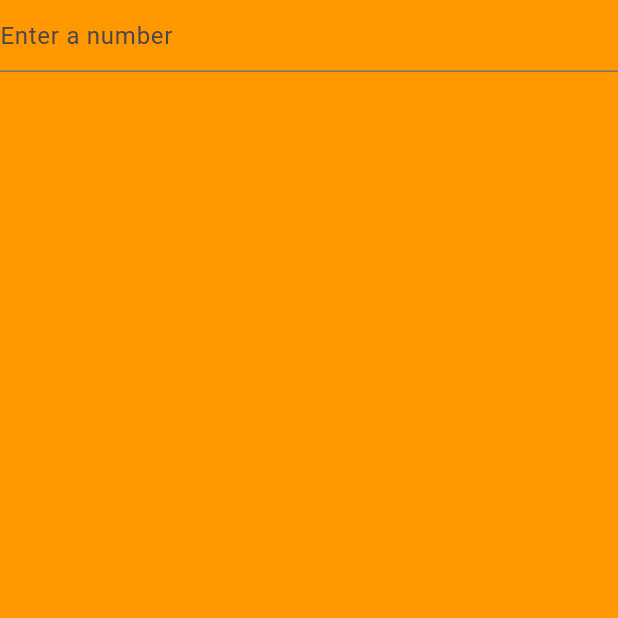
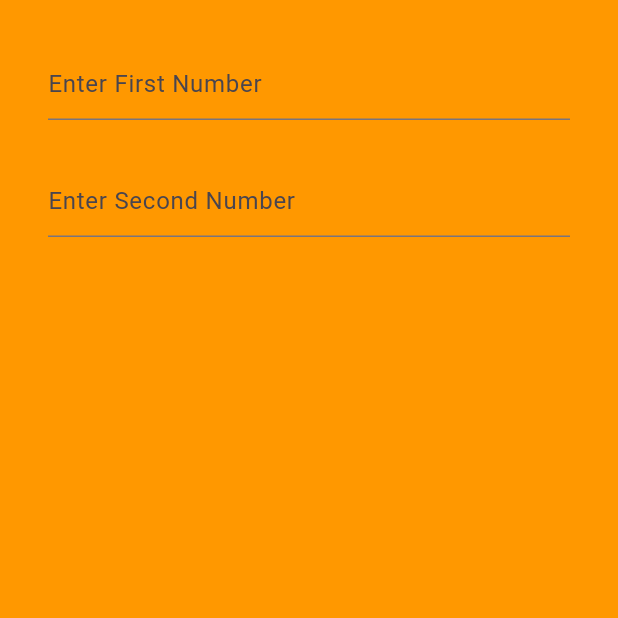
Before and after one commit to naikkajal/basic-calculator, a Flutter app: the screen it shows after launch, on a phone screen of 412 x 824 dp, the top half of it. Run offline on Flutter 3.47's test engine with Material 3 defaults, Android fonts, the phone set to English and light mode, and no system bars.

```diff
--- a/lib/calculator_view.dart
+++ b/lib/calculator_view.dart
@@ -1,25 +1,39 @@
 import 'package:flutter/material.dart';
 
 class CalculatorView extends StatelessWidget {
-  const CalculatorView({super.key});
+  const CalculatorView({Key? key}) : super(key: key);
 
   @override
   Widget build(BuildContext context) {
-    return const Column(
-      children:[
-         TextField(
+    return Padding(
+      padding: EdgeInsets.symmetric(vertical: 32.0, horizontal: 32.0),
+      child: Column(
+        children: [
+          Display1(hint: "Enter First Number"),
+          SizedBox(height: 30,),
+          Display1(hint: "Enter Second Number"),
+        ],
+      ),
+    );
+  }
+}
+
+class Display1 extends StatelessWidget {
+  final String hint;
+
+  const Display1({Key? key, required this.hint}) : super(key: key);
+
+  @override
+  Widget build(BuildContext context) {
+    return TextField(
       decoration: InputDecoration(
         focusedBorder: OutlineInputBorder(
           borderSide: BorderSide(
-                  color: Colors.white
+            color: Colors.black,
           ),
         ),
-              hintText: "Enter a number"
+        hintText: hint, // Use the custom hint text passed to the widget
       ),
-          ),
-
-
-      ],
     );
   }
 }
```
Lines whose indentation alone changed are shown as unchanged.
